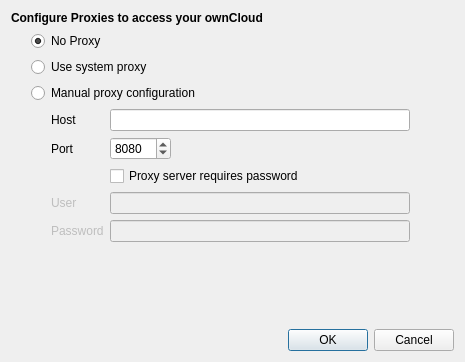
The window that src/mirall/proxydialog.ui (nextcloud/desktop) describes before a commit, drawn with Qt 5.
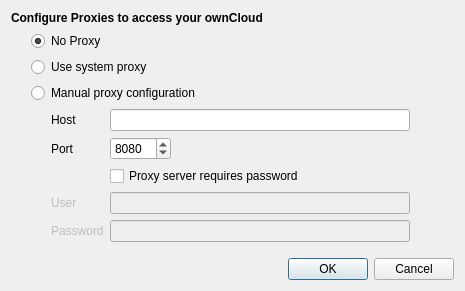
The same window after the commit.

Commit message: Fix size of dialog.

Patch:
```diff
--- a/src/mirall/proxydialog.ui
+++ b/src/mirall/proxydialog.ui
@@ -7,14 +7,14 @@
     <x>0</x>
     <y>0</y>
     <width>465</width>
-    <height>362</height>
+    <height>291</height>
    </rect>
   </property>
   <property name="windowTitle">
    <string>Proxy Settings</string>
   </property>
-  <layout class="QVBoxLayout" name="verticalLayout_3">
-   <item>
+  <layout class="QGridLayout" name="gridLayout">
+   <item row="0" column="0">
     <widget class="QLabel" name="label_2">
      <property name="font">
       <font>
@@ -30,7 +30,7 @@
      </property>
     </widget>
    </item>
-   <item>
+   <item row="1" column="0">
     <layout class="QVBoxLayout" name="verticalLayout_2">
      <item>
       <layout class="QVBoxLayout" name="verticalLayout">
@@ -200,7 +200,7 @@
      </item>
     </layout>
    </item>
-   <item>
+   <item row="2" column="0">
     <spacer name="verticalSpacer">
      <property name="orientation">
       <enum>Qt::Vertical</enum>
@@ -213,7 +213,7 @@
      </property>
     </spacer>
    </item>
-   <item>
+   <item row="3" column="0">
     <widget class="QDialogButtonBox" name="buttonBox">
      <property name="orientation">
       <enum>Qt::Horizontal</enum>
```
